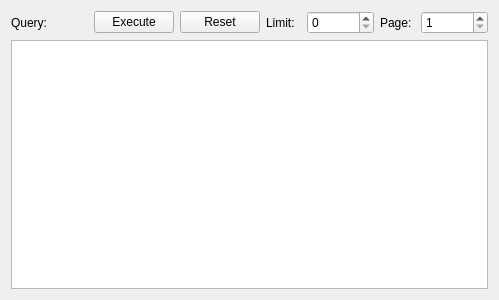
vlkv/reggata, file reggata/ui/itemstablegui.ui: the form before one commit.
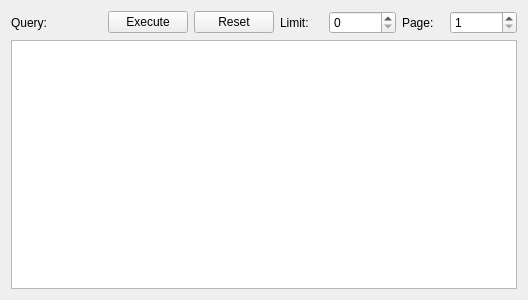
The form after the commit.

Diff of the .ui file:
```diff
--- a/reggata/ui/itemstablegui.ui
+++ b/reggata/ui/itemstablegui.ui
@@ -6,7 +6,7 @@
    <rect>
     <x>0</x>
     <y>0</y>
-    <width>499</width>
+    <width>528</width>
     <height>300</height>
    </rect>
   </property>
```
Left out of the diff: 3 changed lines with no effect on the pictures.
